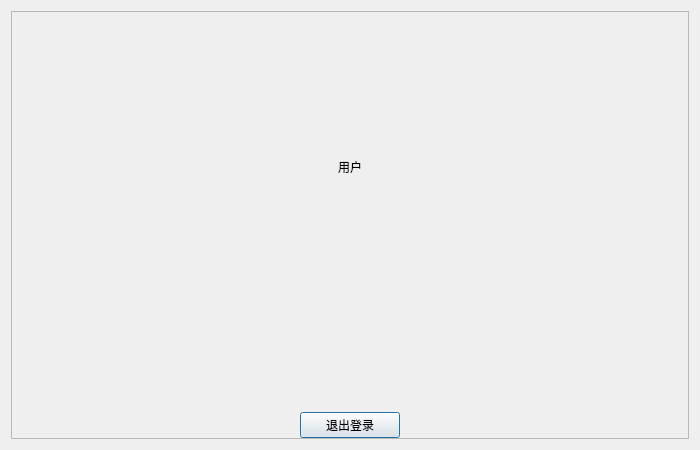
Above: Widgets/UserPageWidget.ui from MonoKelvin/BookStudyApp before the change. Below: the same form after it.
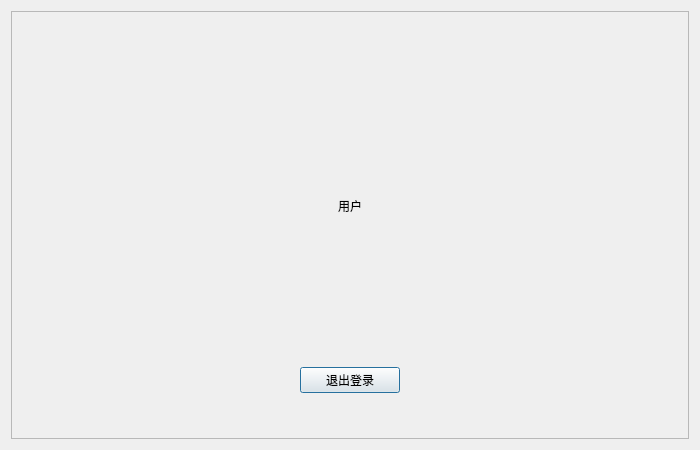
That is the form after the change. Custom widgets are drawn as their Qt base class.

```diff
--- a/Widgets/UserPageWidget.ui
+++ b/Widgets/UserPageWidget.ui
@@ -42,19 +42,16 @@
      </property>
      <layout class="QGridLayout" name="gridLayout_2">
       <property name="leftMargin">
-       <number>0</number>
-      </property>
-      <property name="topMargin">
-       <number>0</number>
+       <number>15</number>
       </property>
       <property name="rightMargin">
-       <number>0</number>
+       <number>15</number>
       </property>
       <property name="bottomMargin">
-       <number>0</number>
+       <number>15</number>
       </property>
       <property name="spacing">
-       <number>0</number>
+       <number>10</number>
       </property>
       <item row="0" column="2">
        <spacer name="horizontalSpacer">
@@ -75,6 +72,9 @@
          <number>10</number>
         </property>
         <property name="topMargin">
+         <number>60</number>
+        </property>
+        <property name="bottomMargin">
          <number>30</number>
         </property>
         <item>
```
